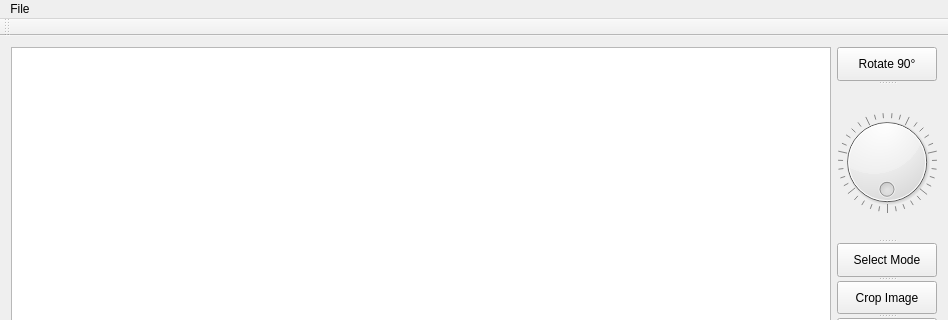
Before: the Qt Designer form image.ui in brettalcox/ImageViewer, drawn with Qt 5; both pictures show x 0 to 948 and y 0 to 320 of the 948 by 576 pixel window.
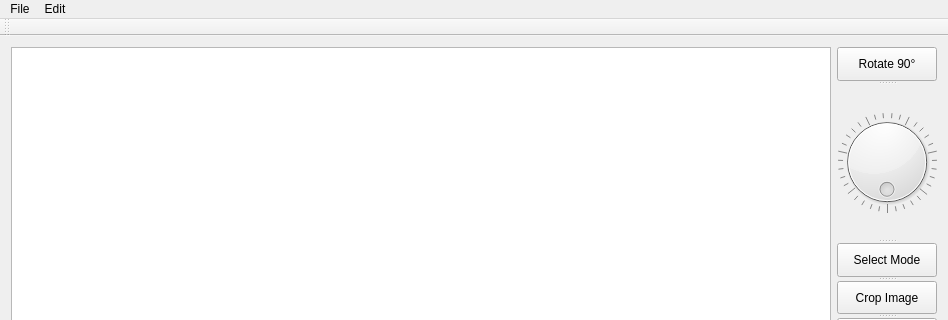
After: the same form once the commit is applied.

Patch:
```diff
--- a/image.ui
+++ b/image.ui
@@ -390,7 +390,15 @@
     <addaction name="actionClose_Image"/>
     <addaction name="actionQuit"/>
    </widget>
+   <widget class="QMenu" name="menuEdit">
+    <property name="title">
+     <string>Edit</string>
+    </property>
+    <addaction name="actionUndo"/>
+    <addaction name="actionRedo"/>
+   </widget>
    <addaction name="menuFile"/>
+   <addaction name="menuEdit"/>
   </widget>
   <widget class="QToolBar" name="mainToolBar">
    <attribute name="toolBarArea">
```
Left out of the diff: 10 changed lines with no effect on the pictures.
